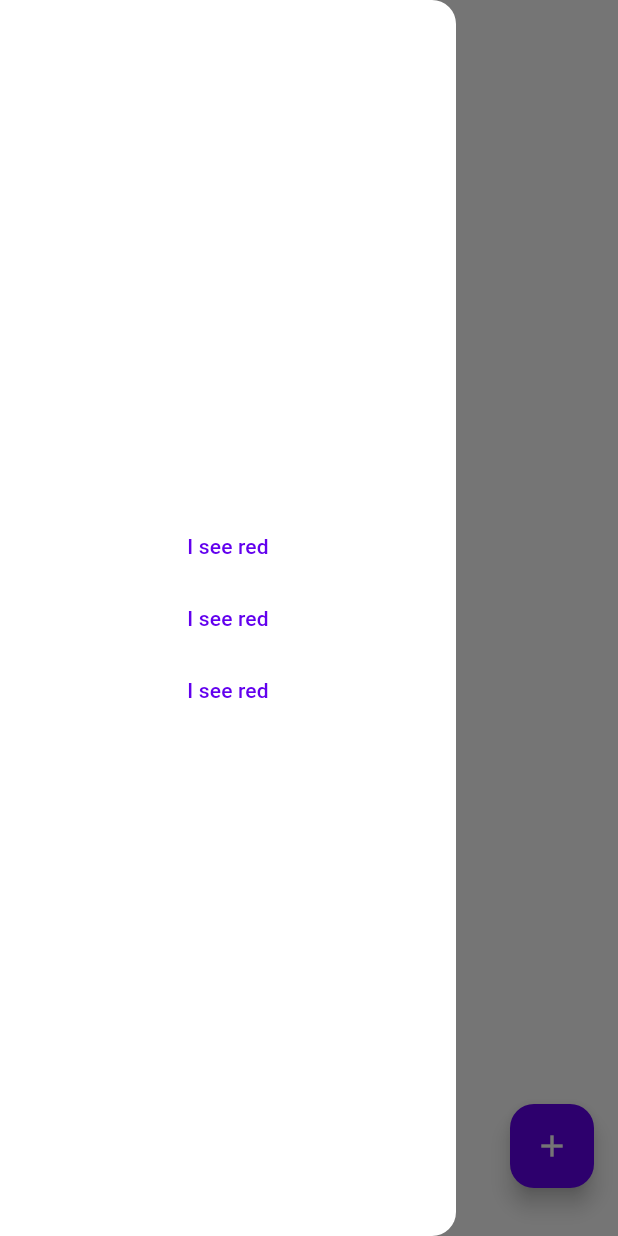
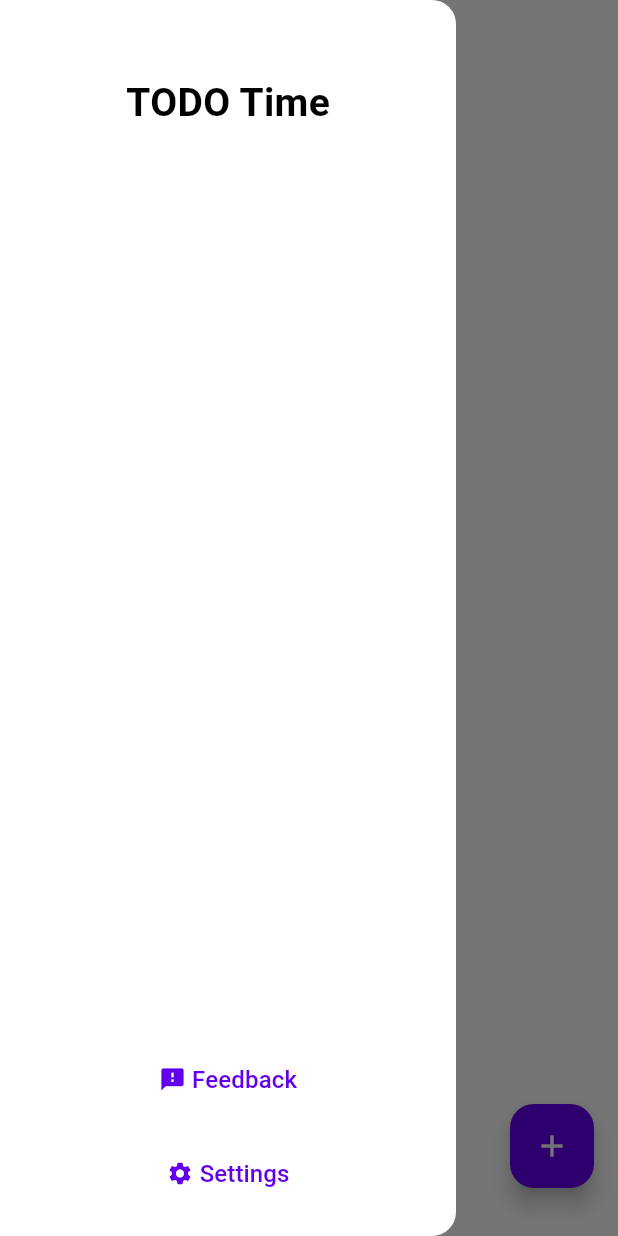
Before and after one commit to akodali9/todo_list, a Flutter app: the screen it shows after launch, with the side drawer open, on a phone screen of 412 x 824 dp. Run offline on Flutter 3.47's test engine with Material 2 defaults, Android fonts, the phone set to English and light mode, and no system bars.

```diff
--- a/lib/features/tasks/tasks.dart
+++ b/lib/features/tasks/tasks.dart
@@ -1,17 +1,18 @@
 import 'package:flutter/material.dart';
 
-class Tasks_Screen extends StatelessWidget {
-  const Tasks_Screen({super.key});
+class TasksScreen extends StatelessWidget {
+  const TasksScreen({super.key});
 
   @override
   Widget build(BuildContext context) {
     return GridView.count(
       mainAxisSpacing: 10,
       crossAxisSpacing: 10,
-      padding: EdgeInsets.all(10),
+      padding: const EdgeInsets.all(10),
       crossAxisCount: 2,
       children: [
         Material(
+          borderRadius: BorderRadius.circular(10),
           elevation: 10,
           child: Container(
               height: 10,
@@ -19,8 +20,8 @@ class Tasks_Screen extends StatelessWidget {
                 border: Border.all(),
                 borderRadius: BorderRadius.circular(10),
               ),
-              padding: EdgeInsets.all(10),
-              child: Text("Heljkce vevhjer")),
+              padding: const EdgeInsets.all(10),
+              child: const Text("Heljkce vevhjer")),
         ),
       ],
     );
--- a/lib/main.dart
+++ b/lib/main.dart
@@ -1,17 +1,39 @@
 import 'package:flutter/material.dart';
 import 'package:todo_list/components/navigation.dart';
+import 'package:todo_list/features/tasks/note_edit_area.dart';
 import 'package:todo_list/features/tasks/tasks.dart';
+import 'package:todo_list/models/drawer_item.dart';
+import 'package:todo_list/router.dart';
+import 'package:todo_list/widgets/drawertile.dart';
 
 void main() {
   runApp(const MainApp());
 }
 
-class MainApp extends StatelessWidget {
+class MainApp extends StatefulWidget {
   const MainApp({super.key});
 
   @override
+  State<MainApp> createState() => _MainAppState();
+}
+
+class _MainAppState extends State<MainApp> {
+  @override
   Widget build(BuildContext context) {
+    List<DrawerItem> drawerCustomItems = [
+      DrawerItem(
+        icon: const Icon(Icons.feedback),
+        name: " Feedback",
+        onpress: () {},
+      ),
+      DrawerItem(
+        icon: const Icon(Icons.settings),
+        name: " Settings",
+        onpress: () {},
+      ),
+    ];
     return MaterialApp(
+      title: "Todo Time",
       debugShowCheckedModeBanner: false,
       theme: ThemeData(
         useMaterial3: true,
@@ -21,22 +43,52 @@ class MainApp extends StatelessWidget {
         useMaterial3: true,
         colorScheme: const ColorScheme.dark(),
       ),
+      onGenerateRoute: (settings) => generateRoutes(settings),
       home: Scaffold(
         appBar: AppBar(),
-        body: Tasks_Screen(),
+        body: const TasksScreen(),
         bottomNavigationBar: const BottomCustomAppBar(),
-        floatingActionButton: FloatingActionButton(
-          enableFeedback: true,
-          onPressed: () {},
-          child: const Icon(Icons.add),
+        floatingActionButton: Builder(
+          builder: (context) {
+            return FloatingActionButton(
+              enableFeedback: true,
+              onPressed: () {
+                Navigator.of(context).pushNamed(NoteEditPage.routename);
+                ScaffoldMessenger.of(context).showSnackBar(
+                  const SnackBar(
+                    duration: Duration(seconds: 1),
+                    content: Text("Entered Editing page"),
+                  ),
+                );
+              },
+              child: const Icon(Icons.add),
+            );
+          },
         ),
         floatingActionButtonLocation: FloatingActionButtonLocation.endDocked,
         drawer: Drawer(
-          child: Column(mainAxisAlignment: MainAxisAlignment.center, children: [
-            TextButton(onPressed: () {}, child: const Text("I see red")),
-            TextButton(onPressed: () {}, child: const Text("I see red")),
-            TextButton(onPressed: () {}, child: const Text("I see red")),
-          ]),
+          child: Container(
+            padding: const EdgeInsets.all(10),
+            margin: const EdgeInsets.only(top: 40),
+            child: Column(
+              mainAxisAlignment: MainAxisAlignment.spaceBetween,
+              crossAxisAlignment: CrossAxisAlignment.center,
+              children: [
+                const Text(
+                  "TODO Time",
+                  style: TextStyle(
+                    fontSize: 26,
+                    fontWeight: FontWeight.w600,
+                  ),
+                ),
+                Column(
+                  children: drawerCustomItems
+                      .map((item) => DrawerTileCustom(item: item))
+                      .toList(),
+                ),
+              ],
+            ),
+          ),
         ),
       ),
     );
--- /dev/null
+++ b/lib/models/drawer_item.dart
@@ -0,0 +1,13 @@
+import 'package:flutter/material.dart';
+
+class DrawerItem {
+  final Icon icon;
+  final String name;
+  final VoidCallback onpress;
+
+  DrawerItem({
+    required this.icon,
+    required this.name,
+    required this.onpress,
+  });
+}
--- /dev/null
+++ b/lib/widgets/drawertile.dart
@@ -0,0 +1,33 @@
+import 'package:flutter/material.dart';
+import 'package:todo_list/models/drawer_item.dart';
+
+class DrawerTileCustom extends StatelessWidget {
+  const DrawerTileCustom({super.key, required this.item});
+
+  final DrawerItem item;
+  @override
+  Widget build(BuildContext context) {
+    return Container(
+      margin: const EdgeInsets.symmetric(vertical: 5),
+      child: TextButton(
+        style: const ButtonStyle(
+            enableFeedback: true,
+            padding:
+                MaterialStatePropertyAll(EdgeInsets.symmetric(vertical: 15))),
+        onPressed: item.onpress,
+        child: Row(
+          mainAxisAlignment: MainAxisAlignment.center,
+          children: [
+            item.icon,
+            Text(
+              item.name,
+              style: const TextStyle(
+                fontSize: 16,
+              ),
+            ),
+          ],
+        ),
+      ),
+    );
+  }
+}
--- a/pubspec.yaml
+++ b/pubspec.yaml
@@ -7,6 +7,7 @@ environment:
   sdk: '>=3.1.0 <4.0.0'
 
 dependencies:
+  dynamic_color: ^1.6.6
   flutter:
     sdk: flutter
 
```
Also changed, not shown: lib/features/tasks/note_edit_area.dart (added, +53 -0 lines), lib/router.dart (added, +24 -0 lines), pubspec.lock, 5 other files.
